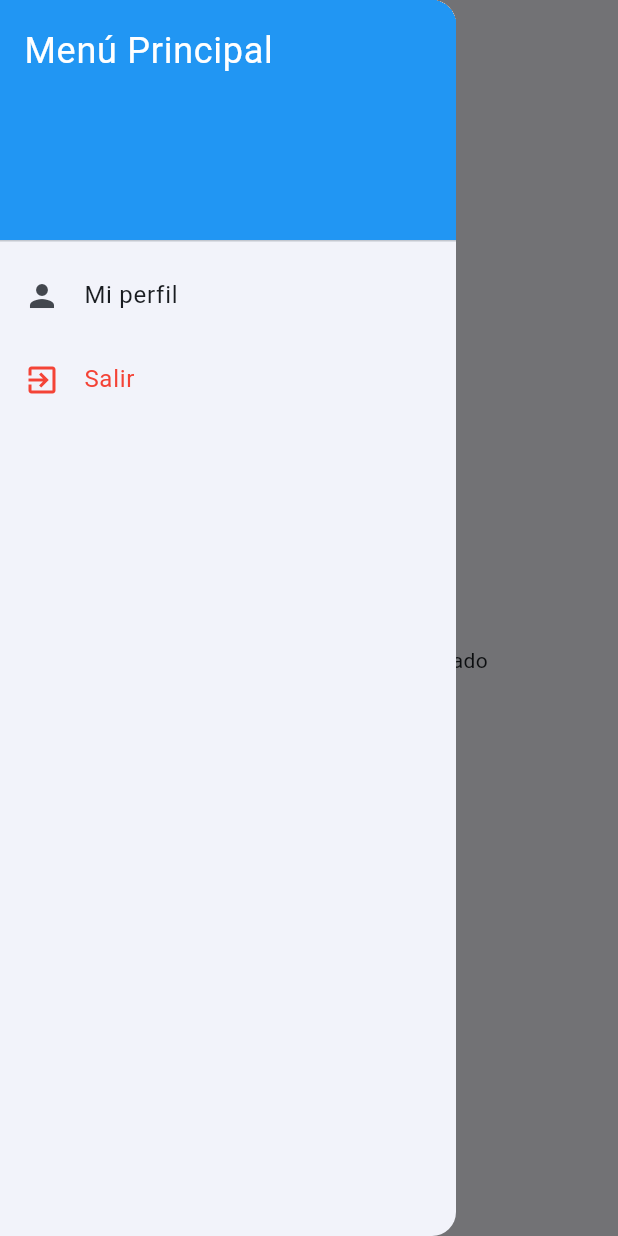
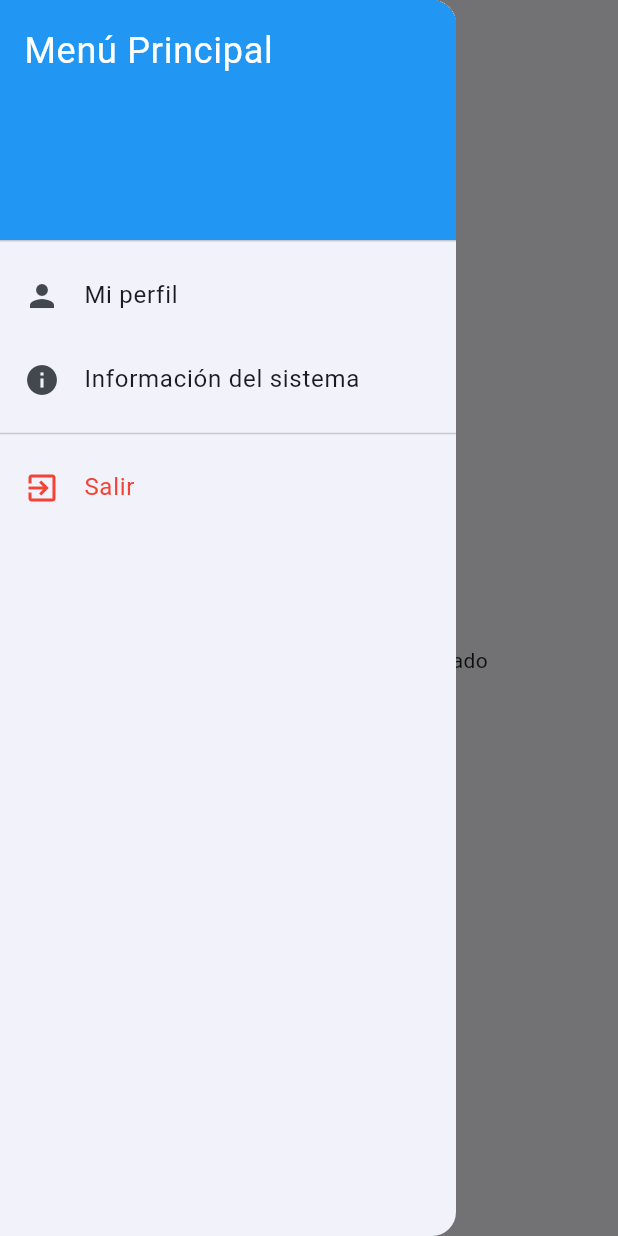
Before and after one commit to Edisonj4vier/EDU-RULETA, a Flutter app: the PantallaDashboard screen opened directly, with the side drawer open, on a phone screen of 412 x 824 dp. Run offline on Flutter 3.47's test engine with Material 3 defaults, Android fonts, the phone set to English and light mode, and no system bars; our stand-ins replace flutter_fortune_wheel.

Commit message:
sincronizar ruleta - profesor - estudiante - invitado

```diff
--- a/Front-end_proyect/lib/view/viewStudent/main.dart
+++ b/Front-end_proyect/lib/view/viewStudent/main.dart
@@ -1,6 +1,6 @@
 import 'package:flutter/material.dart';
 import '../../widgets/custom_drawer.dart';
-import 'game_screen.dart';
+import '../viewStudent/game_screen.dart';
 
 class StudentMainScreen extends StatelessWidget {
   const StudentMainScreen({Key? key}) : super(key: key);
--- a/Front-end_proyect/lib/view/viewTeacher/mis_cursos.dart
+++ b/Front-end_proyect/lib/view/viewTeacher/mis_cursos.dart
@@ -7,6 +7,7 @@ class MisCursosPage extends StatelessWidget {
   Widget build(BuildContext context) {
     return Scaffold(
       appBar: AppBar(
+        automaticallyImplyLeading: false, // Eliminar la flecha de "Atrás"
         title: const Text('Mis Cursos'),
       ),
       body: Padding(
@@ -203,6 +204,8 @@ class _FormularioPreguntasPageState extends State<FormularioPreguntasPage> {
   Widget build(BuildContext context) {
     return Scaffold(
       appBar: AppBar(
+        automaticallyImplyLeading:
+            false, // También aquí si deseas eliminar la flecha en esta pantalla
         title: const Text('Agregar Preguntas'),
       ),
       body: ListView.builder(
--- a/Front-end_proyect/lib/widgets/pantalla_dashboard.dart
+++ b/Front-end_proyect/lib/widgets/pantalla_dashboard.dart
@@ -1,16 +1,24 @@
 import 'package:flutter/material.dart';
-import '../view/viewTeacher/mis_cursos.dart'; // Asegúrate de importar la pantalla MisCursosPage
+import '../view/viewStudent/cursos_estudiantes.dart'; // Importa el archivo para estudiantes
+import '../view/viewTeacher/mis_cursos.dart'; // Importa el archivo para profesores
 
-class PantallaDashboard extends StatelessWidget {
+class PantallaDashboard extends StatefulWidget {
   final String rol;
 
   const PantallaDashboard({super.key, required this.rol});
 
   @override
+  _PantallaDashboardState createState() => _PantallaDashboardState();
+}
+
+class _PantallaDashboardState extends State<PantallaDashboard> {
+  String currentView = 'home'; // Para manejar qué contenido mostrar
+
+  @override
   Widget build(BuildContext context) {
     return Scaffold(
       appBar: AppBar(
-        title: Text('Dashboard - $rol'),
+        title: Text('Dashboard - ${widget.rol}'),
       ),
       drawer: Drawer(
         child: ListView(
@@ -18,9 +26,7 @@ class PantallaDashboard extends StatelessWidget {
           children: _buildMenuItems(context),
         ),
       ),
-      body: Center(
-        child: Text('Bienvenido al Dashboard del $rol'),
-      ),
+      body: _buildBody(), // Este método construirá el contenido dinámico
     );
   }
 
@@ -39,30 +45,78 @@ class PantallaDashboard extends StatelessWidget {
         leading: const Icon(Icons.person),
         title: const Text('Mi perfil'),
         onTap: () {
-          // Lógica para navegar a la pantalla de perfil
+          setState(() {
+            currentView = 'home';
+          });
+          Navigator.pop(context);
         },
       ),
-      if (rol == 'Profesor') ...[
+      if (widget.rol == 'Estudiante') ...[
+        ListTile(
+          leading: const Icon(Icons.question_answer),
+          title: const Text('Mis ruletas'),
+          onTap: () {
+            setState(() {
+              currentView =
+                  'mis_ruletas'; // Cambia el contenido a "Mis ruletas"
+            });
+            Navigator.pop(context);
+          },
+        ),
+        ListTile(
+          leading: const Icon(Icons.grade),
+          title: const Text('Mis notas'),
+          onTap: () {
+            setState(() {
+              currentView = 'mis_notas';
+            });
+            Navigator.pop(context);
+          },
+        ),
+        ListTile(
+          leading: const Icon(Icons.book),
+          title: const Text('Material de apoyo'),
+          onTap: () {
+            setState(() {
+              currentView = 'material_apoyo';
+            });
+            Navigator.pop(context);
+          },
+        ),
+      ] else if (widget.rol == 'Profesor') ...[
         ListTile(
           leading: const Icon(Icons.book),
           title: const Text('Mis cursos'),
           onTap: () {
-            // Navegar a la pantalla de Mis Cursos
-            Navigator.push(
-              context,
-              MaterialPageRoute(builder: (context) => const MisCursosPage()),
-            );
+            setState(() {
+              currentView = 'mis_cursos';
+            });
+            Navigator.pop(context);
           },
         ),
         ListTile(
           leading: const Icon(Icons.group),
           title: const Text('Mis estudiantes'),
           onTap: () {
-            // Lógica para navegar a la pantalla de estudiantes
+            setState(() {
+              currentView = 'mis_estudiantes';
+            });
+            Navigator.pop(context);
+          },
+        ),
+      ] else if (widget.rol == 'Invitado') ...[
+        ListTile(
+          leading: const Icon(Icons.info),
+          title: const Text('Información del sistema'),
+          onTap: () {
+            setState(() {
+              currentView = 'info_sistema';
+            });
+            Navigator.pop(context);
           },
         ),
       ],
-      // Otras opciones para los diferentes roles...
+      const Divider(),
       ListTile(
         leading: const Icon(Icons.exit_to_app, color: Colors.red),
         title: const Text('Salir', style: TextStyle(color: Colors.red)),
@@ -76,4 +130,18 @@ class PantallaDashboard extends StatelessWidget {
 
     return menuItems;
   }
+
+  Widget _buildBody() {
+    if (currentView == 'mis_ruletas') {
+      return const CursosEstudiantes(); // Mostrar la pantalla para estudiantes
+    } else if (currentView == 'mis_cursos') {
+      return const MisCursosPage(); // Mostrar la pantalla para profesores
+    }
+    // Agrega más pantallas aquí según currentView
+
+    // Pantalla principal por defecto
+    return Center(
+      child: Text('Bienvenido al Dashboard del ${widget.rol}'),
+    );
+  }
 }
--- a/Front-end_proyect/pubspec.yaml
+++ b/Front-end_proyect/pubspec.yaml
@@ -30,7 +30,7 @@ environment:
 dependencies:
   flutter:
     sdk: flutter
-
+  url_launcher: ^6.0.9
 
   # The following adds the Cupertino Icons font to your application.
   # Use with the CupertinoIcons class for iOS style icons.
```
Also changed, not shown: Front-end_proyect/lib/view/viewStudent/cursos_estudiantes.dart (added, +77 -0 lines), Front-end_proyect/lib/view/viewStudent/game_screen.dart (+58 -9 lines), Front-end_proyect/lib/view/viewStudent/questions.dart (+8 -2 lines), Front-end_proyect/pubspec.lock, 5 other files.
